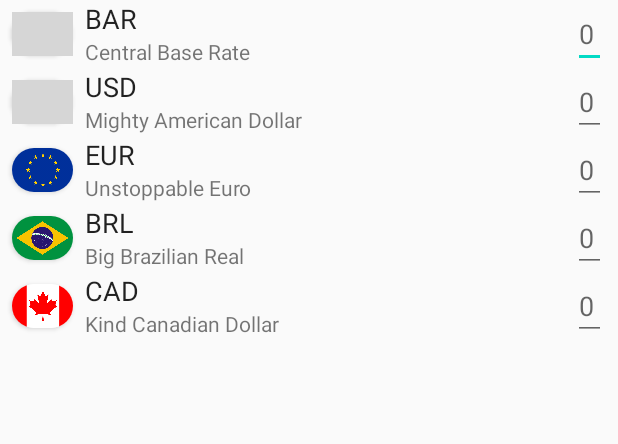
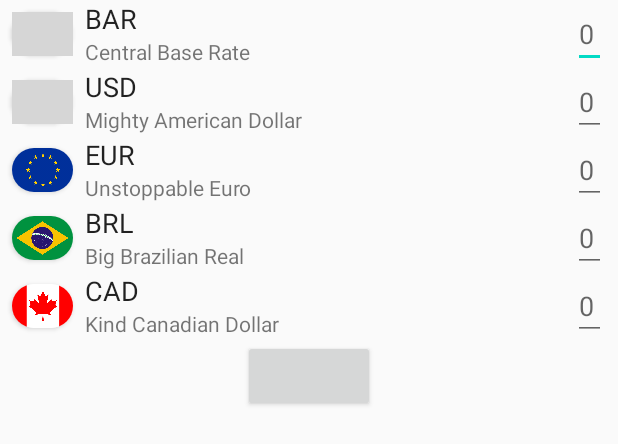
Before and after one commit to GPRSBirkbeck/Rates_GS_2, an Android app: the layout activity_main.xml on its own in the app's theme, with its tools: preview values and no code run, on a phone screen of 412 x 824 dp. Shown: the top 444 px of the screen. Run offline under Robolectric (Android 15) with nearby library versions, the phone set to English and light mode, and no system bars; grey boxes are pictures that could not be loaded.

Commit message:
-comit to change

```diff
--- a/app/src/main/java/com/example/rates_gs/repositories/RatesRepository.java
+++ b/app/src/main/java/com/example/rates_gs/repositories/RatesRepository.java
@@ -53,6 +53,8 @@ public class RatesRepository {
     public void searchRates(String baseRate){
         mRatesAPIClient.getRatesApi(baseRate);
     }
+
+
 /*
     //this is the method to get cache, database or API or whatever, improve this.
     public MutableLiveData<List<CurrencyRate>> getCurrencyRates() {
--- a/app/src/main/java/com/example/rates_gs/util/Constants.java
+++ b/app/src/main/java/com/example/rates_gs/util/Constants.java
@@ -2,5 +2,5 @@ package com.example.rates_gs.util;
 
 public class Constants {
     public static final String BASE_URL = "https://hiring.revolut.codes";
-    public static final int NETWORK_TIMEOUT = 3000;
+    public static final int NETWORK_TIMEOUT = 30000;
 }
--- a/app/src/main/java/com/example/rates_gs/viewmodels/MainActivityViewModel.java
+++ b/app/src/main/java/com/example/rates_gs/viewmodels/MainActivityViewModel.java
@@ -15,8 +15,6 @@ public class MainActivityViewModel extends ViewModel {
     //private MutableLiveData<List<CurrencyRate>> mCurrencyRates;
     private RatesRepository mRatesRepository;
     private CurrencyRate mBaseRate;
-
-    //private RatesRepository mRatesRepository;
 
     public MainActivityViewModel(){
         mRatesRepository = RatesRepository.getInstance();
--- a/app/src/main/res/layout/activity_main.xml
+++ b/app/src/main/res/layout/activity_main.xml
@@ -316,6 +316,13 @@
         app:layout_constraintTop_toBottomOf="@id/canadian_dollar_currency_layout">
 
     </androidx.recyclerview.widget.RecyclerView>
+    <Button
+        android:layout_width="wrap_content"
+        android:layout_height="wrap_content"
+        app:layout_constraintTop_toTopOf="@+id/currency_recycler_view"
+        android:id="@+id/test"
+        app:layout_constraintLeft_toLeftOf="parent"
+        app:layout_constraintRight_toRightOf="parent"/>
 
 
 
```
Also changed, not shown: app/src/main/java/com/example/rates_gs/MainActivity.java (+27 -10 lines), app/src/main/java/com/example/rates_gs/requests/RatesAPIClient.java (+34 -29 lines), app/src/main/java/com/example/rates_gs/util/Testing.java (added, +15 -0 lines).
